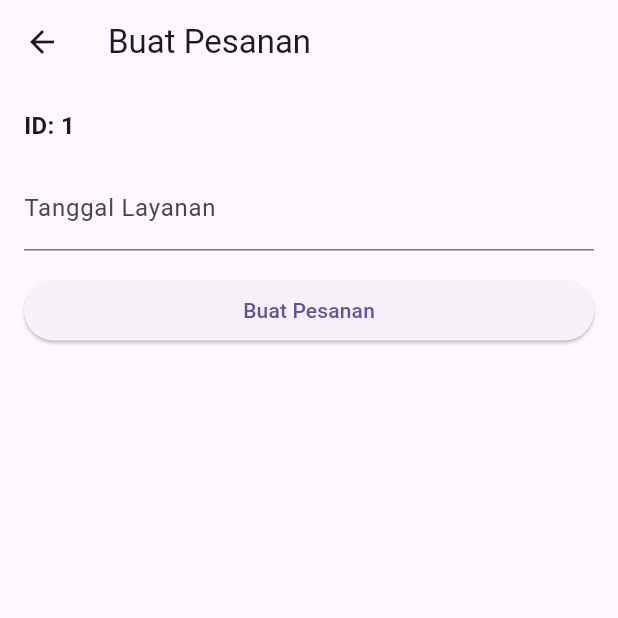
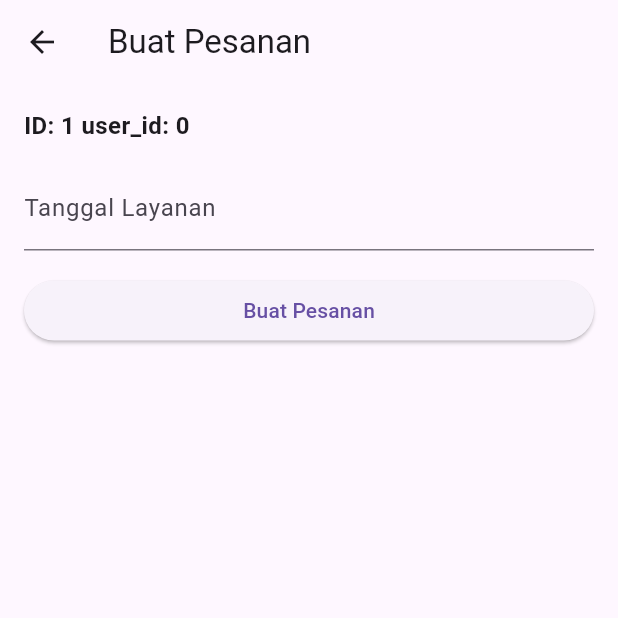
Before and after one commit to inven22/Custumcrew_fix, a Flutter app: the Oppointment screen opened directly, after a tap on "Buat Pesanan", on a phone screen of 412 x 824 dp, the top half of it. Run offline on Flutter 3.47's test engine with Material 3 defaults, Android fonts, the phone set to English and light mode, and no system bars; our stand-ins replace curved_navigation_bar, ionicons, shared_preferences; accounts and stored records are empty; network calls fail.

Commit message:
relasi user dengan order & perbaikan integrasi order

```diff
--- a/asistant_rumah/lib/Screens/login_screen.dart
+++ b/asistant_rumah/lib/Screens/login_screen.dart
@@ -1,8 +1,6 @@
 import 'dart:convert';
 import 'package:flutter/material.dart';
 import 'package:asistant_rumah/Services/auth_services.dart';
-import 'package:asistant_rumah/Services/globals.dart';
-import 'package:asistant_rumah/rounded_button.dart';
 import 'package:http/http.dart' as http;
 import 'package:asistant_rumah/Screens/register_screen.dart'; // Tambahkan import untuk RegisterScreen
 import 'home_screen.dart';
--- a/asistant_rumah/lib/home/screens/Oppointment.dart
+++ b/asistant_rumah/lib/home/screens/Oppointment.dart
@@ -2,6 +2,8 @@ import 'dart:async';
 import 'dart:convert';
 import 'package:flutter/material.dart';
 import 'package:http/http.dart' as http;
+import 'package:shared_preferences/shared_preferences.dart';
+import 'package:asistant_rumah/Services/auth_services.dart';
 
 class Oppointment extends StatefulWidget {
   final int id;
@@ -14,11 +16,20 @@ class Oppointment extends StatefulWidget {
 
 class _OppointmentState extends State<Oppointment> {
   TextEditingController serviceDateController = TextEditingController();
+  int user_id = 0;
+  String _token = '';
+  @override
+  void initState() {
+    super.initState();
+    fetchProfile();
+    loadToken();
+  }
 
   Future<void> createOrder() async {
     final response = await http.post(
       Uri.parse('http://127.0.0.1:8000/api/orders'),
       body: jsonEncode({
+        'user_id': user_id,
         'household_assistant_id': widget.id,
         'service_date': serviceDateController.text,
       }),
@@ -31,16 +42,54 @@ class _OppointmentState extends State<Oppointment> {
       // Jika request berhasil
       ScaffoldMessenger.of(context).showSnackBar(
         SnackBar(
-          content: Text('Order berhasil dibuat'),
+          content: Text('Order berhasil dibuat ${response.statusCode}'),
         ),
       );
     } else {
       // Jika request gagal
       ScaffoldMessenger.of(context).showSnackBar(
         SnackBar(
-          content: Text('Gagal membuat order'),
+          content: Text('Gagal membuat order ${response.statusCode}'),
         ),
       );
+    }
+  }
+
+  loadToken() async {
+    SharedPreferences prefs = await SharedPreferences.getInstance();
+    setState(() {
+      _token = prefs.getString('token') ?? '';
+      print('Token: $_token'); // Print token for debugging
+    });
+  }
+
+  fetchProfile() async {
+    try {
+      http.Response response = await AuthServices.getProfile();
+      print('Response Status Code: ${response.statusCode}');
+      print('Profile Response: ${response.body}');
+
+      if (response.statusCode == 200) {
+        Map<String, dynamic> responseMap = jsonDecode(response.body);
+        if (responseMap['user'] != null && responseMap['user']['id'] != null) {
+          setState(() {
+            user_id = responseMap['user']['id']; // Assuming user_id is a String
+          });
+        } else {
+          setState(() {
+            user_id = 0;
+          });
+        }
+      } else {
+        setState(() {
+          user_id = 0;
+        });
+      }
+    } catch (e) {
+      print('Error: $e');
+      setState(() {
+        user_id = 0;
+      });
     }
   }
 
@@ -56,7 +105,7 @@ class _OppointmentState extends State<Oppointment> {
           crossAxisAlignment: CrossAxisAlignment.stretch,
           children: <Widget>[
             Text(
-              'ID: ${widget.id}',
+              'ID: ${widget.id} user_id: ${user_id}',
               style: TextStyle(fontSize: 16.0, fontWeight: FontWeight.bold),
             ),
             SizedBox(height: 16.0),
```
Also changed, not shown: asistant_rumah/lib/Screens/register_screen.dart (+3 -5 lines), asistant_rumah/lib/home/screens/account_screen.dart (+10 -0 lines), asistant_rumah/lib/home/screens/rating.dart (+12 -10 lines), 3 other files.
